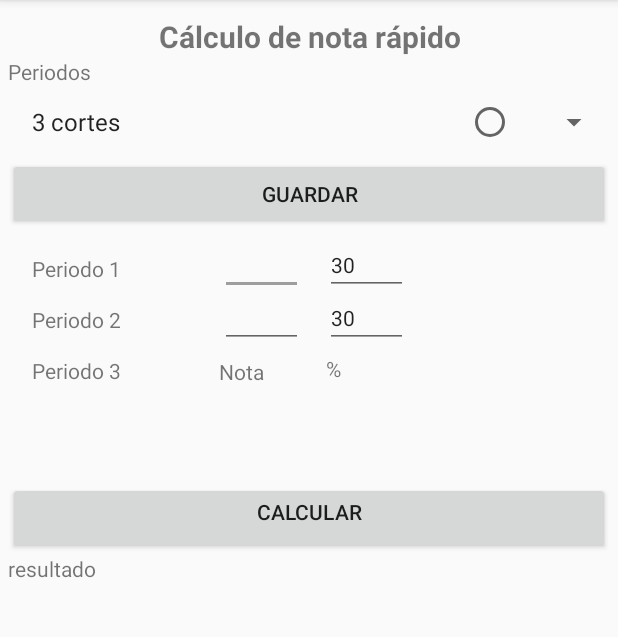
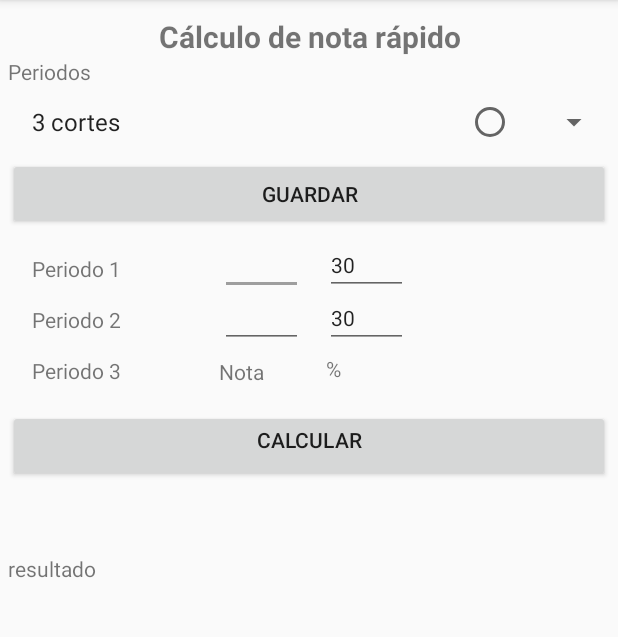
Before and after one commit to SantiagoParra/AllSchool, an Android app: the CalculoNota screen opened directly, with no data from a screen before it, on a phone screen of 412 x 824 dp, the part 84-721 px from its top. Run offline under Robolectric (Android 15) with nearby library versions, the light colour scheme and no system bars.

Commit message:
Calculo bien

```diff
--- a/app/src/main/res/layout/activity_calculo_nota.xml
+++ b/app/src/main/res/layout/activity_calculo_nota.xml
@@ -180,14 +180,6 @@
     </android.support.constraint.ConstraintLayout>
 
     <Button
-        android:id="@+id/calcular2"
-        android:layout_width="match_parent"
-        android:layout_height="wrap_content"
-        android:onClick="calcular2Cortes"
-        android:text="Calcular."
-        android:visibility="invisible" />
-
-    <Button
         android:id="@+id/btn_calcular"
         android:layout_width="match_parent"
         android:layout_height="wrap_content"
@@ -197,6 +189,13 @@
         app:layout_constraintEnd_toEndOf="parent"
         app:layout_constraintStart_toStartOf="parent" />
 
+    <Button
+        android:id="@+id/calcular2"
+        android:layout_width="match_parent"
+        android:layout_height="wrap_content"
+        android:text="Calcular."
+        android:visibility="invisible" />
+
     <TextView
         android:id="@+id/resultado"
         android:layout_width="match_parent"
```
Also changed, not shown: app/src/main/java/com/example/allschool/CalculoNota.java (+15 -4 lines).
